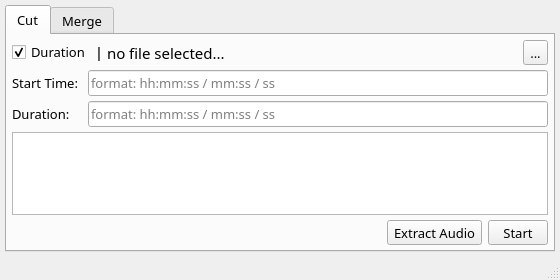
The window that ffmpeg-helper/ffmpeg-helper/mwin.ui (taseikyo/PyQt5-Apps) describes before a commit, drawn with Qt 5.
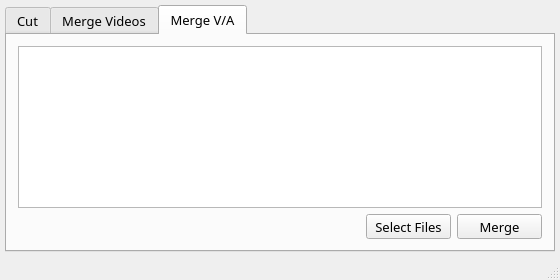
The same window after the commit. The open tabs and pages were chosen to show the change. Icons and pictures are not drawn.

Commit message: add feature: merge video & audio to a new video

Patch:
```diff
--- a/ffmpeg-helper/ffmpeg-helper/mwin.ui
+++ b/ffmpeg-helper/ffmpeg-helper/mwin.ui
@@ -226,7 +226,7 @@
       </widget>
       <widget class="QWidget" name="tab_2">
        <attribute name="title">
-        <string>Merge</string>
+        <string>Merge Videos</string>
        </attribute>
        <layout class="QVBoxLayout" name="verticalLayout_2">
         <item>
@@ -277,7 +277,82 @@
            </widget>
           </item>
           <item>
-           <widget class="QToolButton" name="start_merge_btn">
+           <widget class="QToolButton" name="start_merge_video_btn">
+            <property name="minimumSize">
+             <size>
+              <width>85</width>
+              <height>0</height>
+             </size>
+            </property>
+            <property name="cursor">
+             <cursorShape>PointingHandCursor</cursorShape>
+            </property>
+            <property name="text">
+             <string>Merge</string>
+            </property>
+           </widget>
+          </item>
+         </layout>
+        </item>
+       </layout>
+      </widget>
+      <widget class="QWidget" name="tab_3">
+       <attribute name="title">
+        <string>Merge V/A</string>
+       </attribute>
+       <layout class="QVBoxLayout" name="verticalLayout_3">
+        <item>
+         <widget class="QTableWidget" name="merge_va_table">
+          <property name="acceptDrops">
+           <bool>false</bool>
+          </property>
+          <property name="alternatingRowColors">
+           <bool>true</bool>
+          </property>
+          <property name="columnCount">
+           <number>0</number>
+          </property>
+          <attribute name="horizontalHeaderStretchLastSection">
+           <bool>false</bool>
+          </attribute>
+          <attribute name="verticalHeaderVisible">
+           <bool>false</bool>
+          </attribute>
+         </widget>
+        </item>
+        <item>
+         <layout class="QHBoxLayout" name="horizontalLayout_7">
+          <item>
+           <spacer name="horizontalSpacer_3">
+            <property name="orientation">
+             <enum>Qt::Horizontal</enum>
+            </property>
+            <property name="sizeHint" stdset="0">
+             <size>
+              <width>40</width>
+              <height>20</height>
+             </size>
+            </property>
+           </spacer>
+          </item>
+          <item>
+           <widget class="QToolButton" name="select_va_files_btn">
+            <property name="minimumSize">
+             <size>
+              <width>85</width>
+              <height>0</height>
+             </size>
+            </property>
+            <property name="cursor">
+             <cursorShape>PointingHandCursor</cursorShape>
+            </property>
+            <property name="text">
+             <string>Select Files</string>
+            </property>
+           </widget>
+          </item>
+          <item>
+           <widget class="QToolButton" name="start_merge_va_btn">
             <property name="minimumSize">
              <size>
               <width>85</width>
```
Left out of the diff: 7 changed lines with no effect on the pictures. The commit also changes 7 other files.
